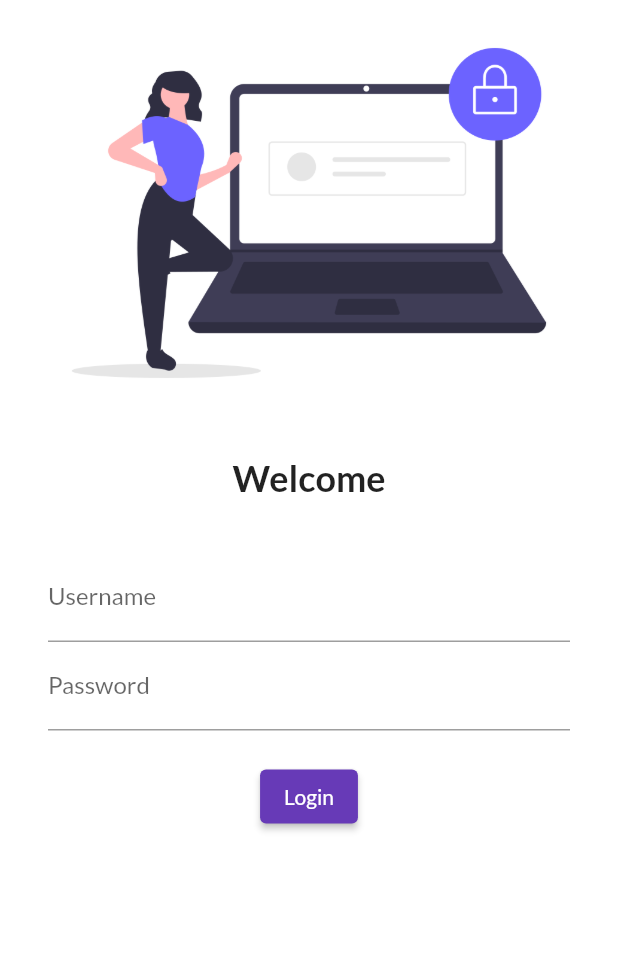
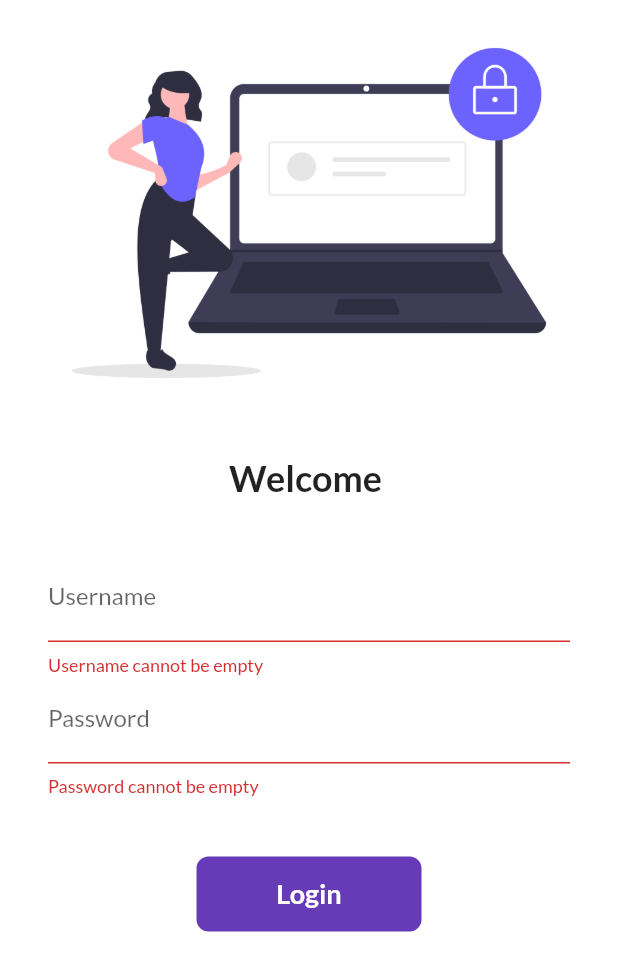
Before and after one commit to HafizMTaimoorHussain/30DaysOfFlutter, a Flutter app: the screen it shows after launch, after a tap on "Login", on a phone screen of 412 x 824 dp. Shown: the top 971 px of the screen. Run offline on Flutter 3.47's test engine with Material 2 defaults, Android fonts, the phone set to English and light mode, and no system bars; our stand-ins replace google_fonts.

Commit message:
login form with validation

```diff
--- a/lib/main.dart
+++ b/lib/main.dart
@@ -1,6 +1,7 @@
 // ignore_for_file: use_key_in_widget_constructors
 
 import 'package:flutter/material.dart';
+import 'package:flutter_demo/utils/routes.dart';
 import 'package:google_fonts/google_fonts.dart';
 
 // ignore: unused_import
@@ -21,8 +22,13 @@ class MyApp extends StatelessWidget {
           primarySwatch: Colors.deepPurple,
           fontFamily: GoogleFonts.lato().fontFamily),
       darkTheme: ThemeData(brightness: Brightness.dark),
+      debugShowCheckedModeBanner: false,
       // initialRoute: "/home",
-      routes: {"/": (context) => Login(), "/home": (context) => Home()},
+      routes: {
+        "/": (context) => Login(),
+        AppRoutes.HomeRoute: (context) => Home(),
+        AppRoutes.LoginRoute: (context) => Login()
+      },
     );
   }
 }
--- a/lib/screens/login.dart
+++ b/lib/screens/login.dart
@@ -1,12 +1,38 @@
-// ignore_for_file: unused_import, prefer_const_constructors, duplicate_ignore, use_key_in_widget_constructors, avoid_print
+// ignore_for_file: unused_import, prefer_const_constructors, duplicate_ignore, use_key_in_widget_constructors, avoid_print, sized_box_for_whitespace, unused_field
 
 import 'package:flutter/material.dart';
+import 'package:flutter_demo/utils/routes.dart';
 
-class Login extends StatelessWidget {
+class Login extends StatefulWidget {
+  @override
+  State<Login> createState() => _LoginState();
+}
+
+class _LoginState extends State<Login> {
+  String name = "";
+  bool changeButton = false;
+
+  final _formKey = GlobalKey<FormState>();
+  moveToHome(BuildContext context) async {
+    if (_formKey.currentState!.validate()) {
+      setState(() {
+        changeButton = true;
+      });
+      await Future.delayed(Duration(seconds: 1));
+      await Navigator.pushNamed(context, AppRoutes.HomeRoute);
+      setState(() {
+        changeButton = false;
+      });
+    }
+  }
+
   @override
   Widget build(BuildContext context) {
     return Material(
         color: Colors.white,
+        child: SingleChildScrollView(
+          child: Form(
+            key: _formKey,
             child: Column(
               children: [
                 // undraw.co for downloading images //
@@ -18,20 +44,31 @@ class Login extends StatelessWidget {
                   height: 20.0,
                 ),
                 Text(
-            "Welcome",
+                  "Welcome $name",
                   style: TextStyle(fontSize: 24, fontWeight: FontWeight.bold),
                 ),
                 SizedBox(
                   height: 20.0,
                 ),
                 Padding(
-            padding:
-                const EdgeInsets.symmetric(vertical: 16.0, horizontal: 32.0),
+                  padding: const EdgeInsets.symmetric(
+                      vertical: 16.0, horizontal: 32.0),
                   child: Column(
                     children: [
                       TextFormField(
                         decoration: InputDecoration(
-                      hintText: "Enter your username", labelText: "Username"),
+                            hintText: "Enter your username",
+                            labelText: "Username"),
+                        validator: (value) {
+                          if (value!.isEmpty) {
+                            return "Username cannot be empty";
+                          }
+                          return null;
+                        },
+                        onChanged: (value) {
+                          name = value;
+                          setState(() {});
+                        },
                       ),
                       TextFormField(
                         obscureText: true,
@@ -39,20 +76,56 @@ class Login extends StatelessWidget {
                           hintText: "Enter your password",
                           labelText: "Password",
                         ),
+                        validator: (value) {
+                          if (value!.isEmpty) {
+                            return "Password cannot be empty";
+                          } else if (value.length < 6) {
+                            return "Password length should be atleast 6";
+                          }
+                          return null;
+                        },
                       ),
                       SizedBox(
-                  height: 20.0,
+                        height: 40.0,
                       ),
-                ElevatedButton(
-                    onPressed: () {
-                      print("Hi peter parker.");
-                    },
-                    child: Text("Login"))
+                      Material(
+                        color: Colors.deepPurple,
+                        borderRadius:
+                            BorderRadius.circular(changeButton ? 50 : 8),
+                        child: InkWell(
+                          onTap: () => moveToHome(context),
+                          child: AnimatedContainer(
+                            duration: Duration(seconds: 1),
+                            width: changeButton ? 50 : 150,
+                            height: 50,
+                            alignment: Alignment.center,
+                            child: changeButton
+                                ? Icon(
+                                    Icons.done,
+                                    color: Colors.white,
+                                  )
+                                : Text("Login",
+                                    style: TextStyle(
+                                        color: Colors.white,
+                                        fontWeight: FontWeight.bold,
+                                        fontSize: 18)),
+                          ),
+                        ),
+                      ),
+                      // ElevatedButton(
+                      //   child: Text("Login"),
+                      //   style: TextButton.styleFrom(minimumSize: Size(150, 40)),
+                      //   onPressed: () {
+                      //     // print("Hi peter parker.");
+                      //     Navigator.pushNamed(context, AppRoutes.HomeRoute);
+                      //   },
+                      // ),
                     ],
                   ),
                 )
               ],
             ),
-    );
+          ),
+        ));
   }
 }
--- /dev/null
+++ b/lib/utils/routes.dart
@@ -0,0 +1,6 @@
+// ignore_for_file: non_constant_identifier_names
+
+class AppRoutes {
+  static String LoginRoute = "/login";
+  static String HomeRoute = "/home";
+}
```
Also changed, not shown: assets/images/login_img1.png (added). Lines whose indentation alone changed are shown as unchanged.
